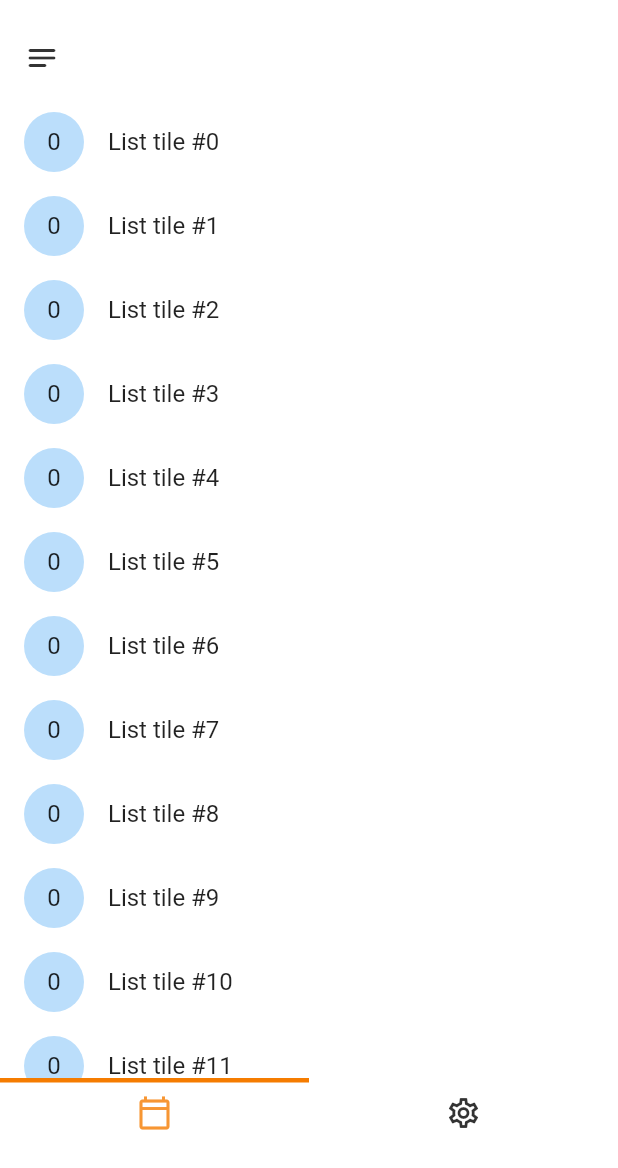
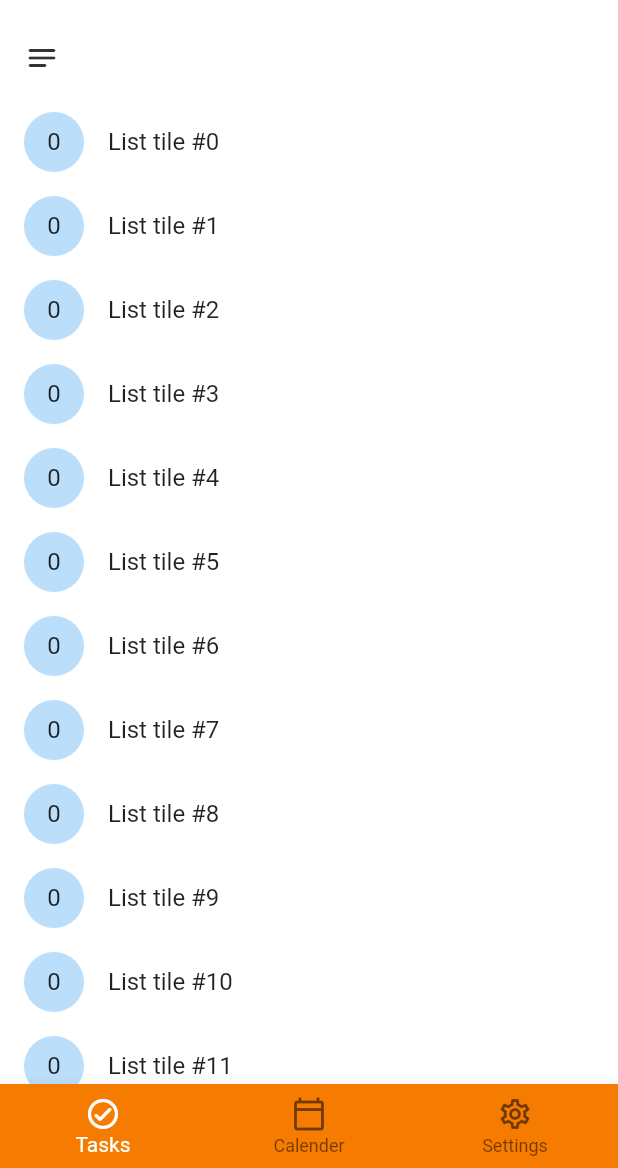
Before and after one commit to TonnyKamau/taskin, a Flutter app: the screen it shows after launch, on a phone screen of 412 x 824 dp, the part 68-1236 px from its top. Run offline on Flutter 3.47's test engine with Material 2 defaults, Android fonts, the light colour scheme and no system bars.

Commit message:
bottombar second

```diff
--- a/lib/screens/nav_screen.dart
+++ b/lib/screens/nav_screen.dart
@@ -1,6 +1,5 @@
 import 'package:flutter/material.dart';
 import 'package:taskin/screens/screens.dart';
-import 'package:taskin/widgets/custom_tabbar.dart';
 
 class NavScreen extends StatefulWidget {
   const NavScreen({Key? key}) : super(key: key);
@@ -13,34 +12,42 @@ class _NavScreenState extends State<NavScreen> {
   final List<Widget> _screens = [
     MyHomePage(),
     Scaffold(),
+    Scaffold(),
   ];
-  final List<IconData> _icons = const [
-    Icons.calendar_today_outlined,
-    Icons.settings_outlined,
-  ];
+
   int _selectedIndex = 0;
+  void _onItemTapped(int index) {
+    setState(() {
+      _selectedIndex = index;
+    });
+  }
+
   @override
   Widget build(BuildContext context) {
-    return DefaultTabController(
-      length: _icons.length,
-      child: Scaffold(
-
-        body: IndexedStack(
-          index: _selectedIndex,
-          children: _screens,
-        ),
-        /* TabBarView(
-          physics: NeverScrollableScrollPhysics(),
-          children: _screens,
-          ), */
-        bottomNavigationBar: Padding(
-
-          padding: const EdgeInsets.only(bottom: 12.0),
-          child: CustomTabBar(
-              icons: _icons,
-              selectedIndex: _selectedIndex,
-              onTap: (index) => setState(() => _selectedIndex = index)),
-        ),
+    return Scaffold(
+      body: IndexedStack(
+        index: _selectedIndex,
+        children: _screens,
+      ),
+      bottomNavigationBar: BottomNavigationBar(
+        backgroundColor: Colors.orange[700],
+        items: const <BottomNavigationBarItem>[
+          BottomNavigationBarItem(
+            icon: Icon(Icons.check_circle_outline_rounded),
+            label: 'Tasks',
+          ),
+          BottomNavigationBarItem(
+            icon: Icon(Icons.calendar_today_outlined),
+            label: 'Calender',
+          ),
+          BottomNavigationBarItem(
+            icon: Icon(Icons.settings_outlined),
+            label: 'Settings',
+          ),
+        ],
+        currentIndex: _selectedIndex,
+        selectedItemColor: Colors.white,
+        onTap: _onItemTapped,
       ),
     );
   }
--- a/lib/widgets/custom_tabbar.dart
+++ /dev/null
@@ -1,43 +0,0 @@
-import 'package:flutter/material.dart';
-
-class CustomTabBar extends StatelessWidget {
-  final List<IconData> icons;
-  final int selectedIndex;
-  final Function(int) onTap;
-  const CustomTabBar({
-    Key? key,
-    required this.icons,
-    required this.selectedIndex,
-    required this.onTap,
-  }) : super(key: key);
-
-  @override
-  Widget build(BuildContext context) {
-    return TabBar(
-      indicatorPadding: EdgeInsets.zero,
-      indicator: BoxDecoration(
-          border: Border(
-        top: BorderSide(
-          color: Colors.orange.shade700,
-          width: 3.0,
-        ),
-      )),
-      tabs: icons
-          .asMap()
-          .map((i, e) => MapEntry(
-                i,
-                Tab(
-                  icon: Icon(
-                    e,
-                    color: i == selectedIndex
-                        ? Colors.orange.shade700
-                        : Colors.black,
-                  ),
-                ),
-              ))
-          .values
-          .toList(),
-      onTap: onTap,
-    );
-  }
-}
--- a/lib/widgets/widgets.dart
+++ b/lib/widgets/widgets.dart
@@ -1,2 +1 @@
 export 'custom_lists.dart';
-export 'custom_tabbar.dart';
```
